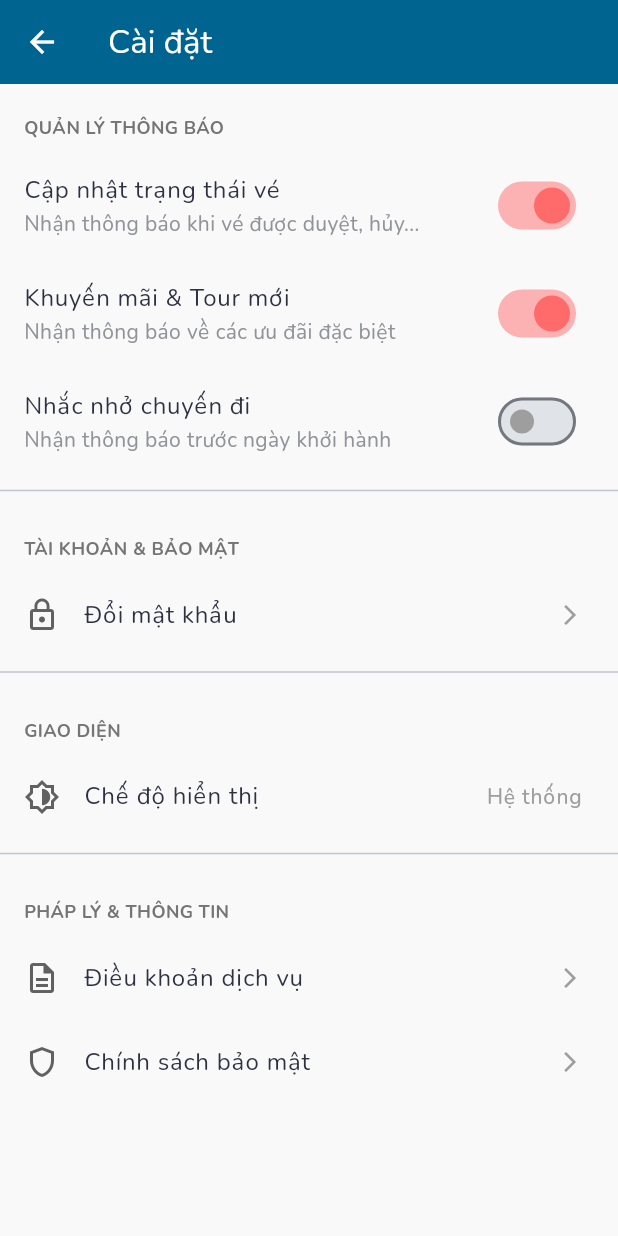
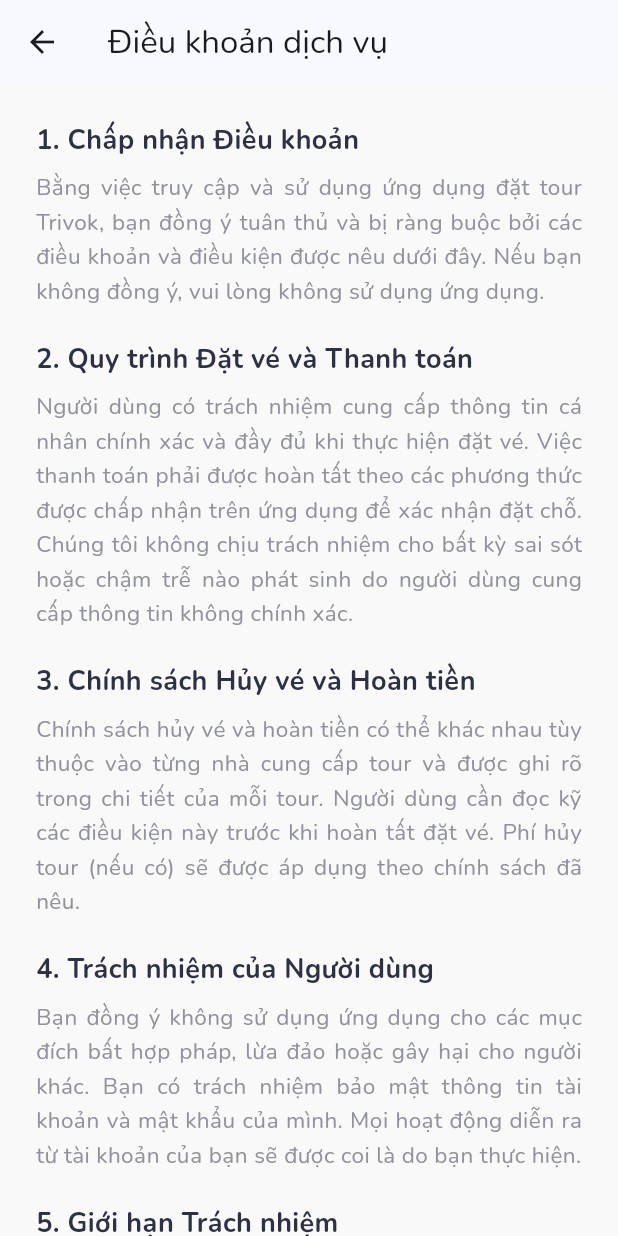
Before and after one commit to phuongbuiabc/mobile_app1, a Flutter app: the SettingsScreen screen opened directly, after a tap on "Điều khoản dịch vụ", on a phone screen of 412 x 824 dp. Run offline on Flutter 3.47's test engine with Material 3 defaults, Android fonts, the phone set to English and light mode, and no system bars; our stand-ins replace cached_network_image, cloud_firestore, firebase_auth, firebase_core, google_fonts, google_sign_in; missing offline and left inert: email_otp, panorama_viewer; accounts and stored records are empty; network calls fail.

Commit message:
thêm màn hình điều khoản, chính sách

```diff
--- a/lib/screens/profile/settings_screen.dart
+++ b/lib/screens/profile/settings_screen.dart
@@ -1,6 +1,8 @@
 import 'package:flutter/material.dart';
 import '../../config/palette.dart';
+import './terms_of_service_screen.dart';
 import 'change_password_screen.dart';
+import 'privacy_policy_screen.dart';
 
 class SettingsScreen extends StatefulWidget {
   const SettingsScreen({super.key});
@@ -74,12 +76,22 @@ class _SettingsScreenState extends State<SettingsScreen> {
           _buildNavigationTile(
             icon: Icons.description_outlined,
             title: 'Điều khoản dịch vụ',
-            onTap: () {},
+            onTap: () {
+              Navigator.push(
+                context,
+                MaterialPageRoute(builder: (_) => const TermsOfServiceScreen()),
+              );
+            },
           ),
           _buildNavigationTile(
             icon: Icons.shield_outlined,
             title: 'Chính sách bảo mật',
-            onTap: () {},
+            onTap: () {
+              Navigator.push(
+                context,
+                MaterialPageRoute(builder: (_) => const PrivacyPolicyScreen()),
+              );
+            },
           ),
         ],
       ),
--- /dev/null
+++ b/lib/screens/profile/terms_of_service_screen.dart
@@ -0,0 +1,80 @@
+import 'package:flutter/material.dart';
+import '../../config/palette.dart';
+
+class TermsOfServiceScreen extends StatelessWidget {
+  const TermsOfServiceScreen({super.key});
+
+  @override
+  Widget build(BuildContext context) {
+    return Scaffold(
+      backgroundColor: Palette.background,
+      appBar: AppBar(title: const Text('Điều khoản dịch vụ')),
+      body: ListView(
+        padding: const EdgeInsets.all(24.0),
+        children: [
+          _buildSection(
+            '1. Chấp nhận Điều khoản',
+            'Bằng việc truy cập và sử dụng ứng dụng đặt tour Trivok, bạn đồng ý tuân thủ và bị ràng buộc bởi các điều khoản và điều kiện được nêu dưới đây. Nếu bạn không đồng ý, vui lòng không sử dụng ứng dụng.',
+          ),
+          _buildSection(
+            '2. Quy trình Đặt vé và Thanh toán',
+            'Người dùng có trách nhiệm cung cấp thông tin cá nhân chính xác và đầy đủ khi thực hiện đặt vé. Việc thanh toán phải được hoàn tất theo các phương thức được chấp nhận trên ứng dụng để xác nhận đặt chỗ. Chúng tôi không chịu trách nhiệm cho bất kỳ sai sót hoặc chậm trễ nào phát sinh do người dùng cung cấp thông tin không chính xác.',
+          ),
+          _buildSection(
+            '3. Chính sách Hủy vé và Hoàn tiền',
+            'Chính sách hủy vé và hoàn tiền có thể khác nhau tùy thuộc vào từng nhà cung cấp tour và được ghi rõ trong chi tiết của mỗi tour. Người dùng cần đọc kỹ các điều kiện này trước khi hoàn tất đặt vé. Phí hủy tour (nếu có) sẽ được áp dụng theo chính sách đã nêu.',
+          ),
+          _buildSection(
+            '4. Trách nhiệm của Người dùng',
+            'Bạn đồng ý không sử dụng ứng dụng cho các mục đích bất hợp pháp, lừa đảo hoặc gây hại cho người khác. Bạn có trách nhiệm bảo mật thông tin tài khoản và mật khẩu của mình. Mọi hoạt động diễn ra từ tài khoản của bạn sẽ được coi là do bạn thực hiện.',
+          ),
+          _buildSection(
+            '5. Giới hạn Trách nhiệm',
+            'Trivok hoạt động như một nền tảng trung gian, kết nối người dùng với các đơn vị tổ chức tour du lịch. Chúng tôi không chịu trách nhiệm trực tiếp cho bất kỳ sự cố, tai nạn, mất mát tài sản, hoặc tổn thất nào xảy ra trong quá trình diễn ra tour. Mọi khiếu nại liên quan đến chất lượng dịch vụ tour cần được giải quyết trực tiếp với nhà cung cấp.',
+          ),
+          _buildSection(
+            '6. Thay đổi Điều khoản',
+            'Chúng tôi có quyền sửa đổi hoặc cập nhật các điều khoản dịch vụ này vào bất kỳ lúc nào mà không cần thông báo trước. Phiên bản mới nhất sẽ luôn có sẵn trên ứng dụng. Việc bạn tiếp tục sử dụng ứng dụng sau khi có thay đổi đồng nghĩa với việc bạn chấp nhận các điều khoản mới.',
+          ),
+          const SizedBox(height: 20),
+          Text(
+            'Cập nhật lần cuối: 08/12/2025',
+            style: TextStyle(
+              color: Colors.grey.shade600,
+              fontStyle: FontStyle.italic,
+            ),
+          ),
+        ],
+      ),
+    );
+  }
+
+  Widget _buildSection(String title, String content) {
+    return Padding(
+      padding: const EdgeInsets.only(bottom: 20.0),
+      child: Column(
+        crossAxisAlignment: CrossAxisAlignment.start,
+        children: [
+          Text(
+            title,
+            style: const TextStyle(
+              fontSize: 18,
+              fontWeight: FontWeight.bold,
+              color: Palette.textMain,
+            ),
+          ),
+          const SizedBox(height: 8),
+          Text(
+            content,
+            textAlign: TextAlign.justify,
+            style: const TextStyle(
+              fontSize: 15,
+              height: 1.5,
+              color: Palette.textSub,
+            ),
+          ),
+        ],
+      ),
+    );
+  }
+}
```
Also changed, not shown: lib/screens/profile/privacy_policy_screen.dart (added, +80 -0 lines).
